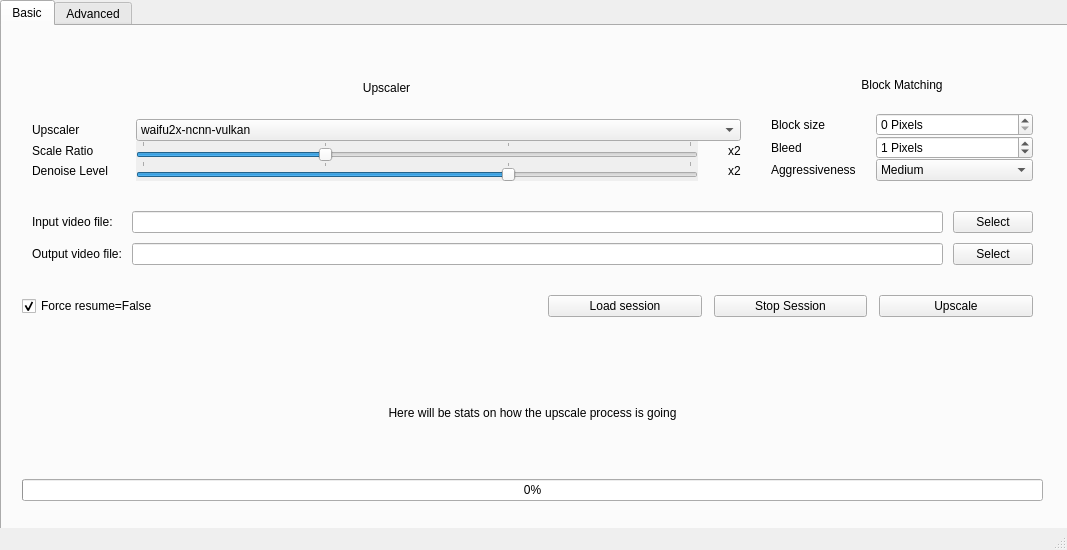
Qt form data/dandere2x-qt-gui.ui (Tremeschin/dandere2x-tremx) before a commit.
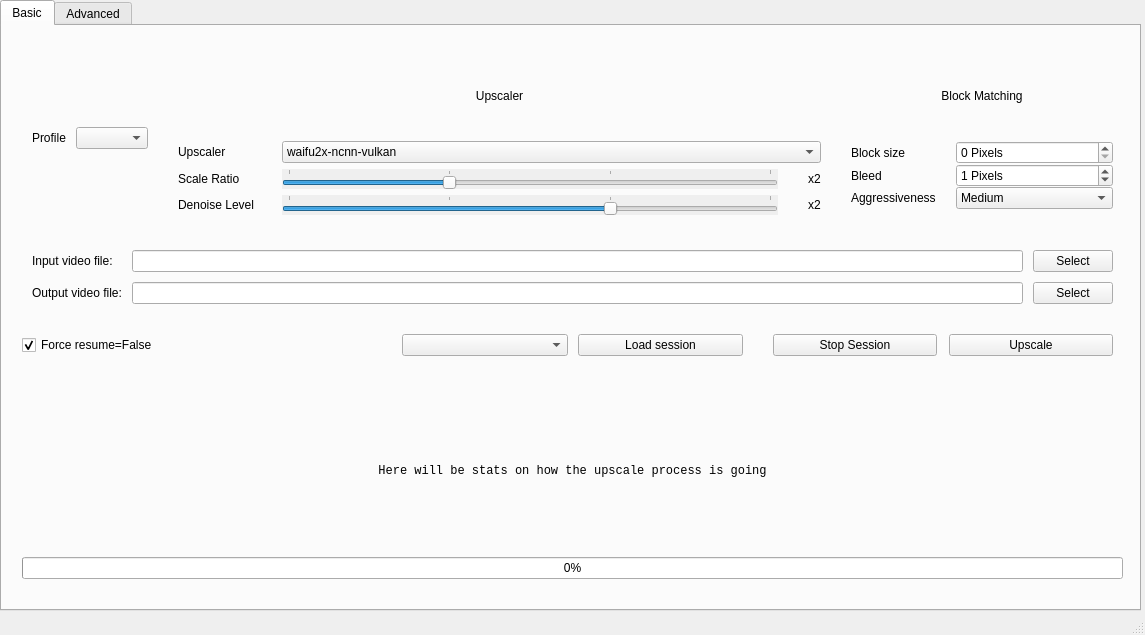
The same form after that commit.

Commit message: Fix a lot of GUI functionality, combobox to load sessions, absolute input / output on QLine, support for different profiles under CLI or GUI (combobox at top), better greeting message, fix dumb af updating label out of the main QThread, realtime stats.

```diff
--- a/data/dandere2x-qt-gui.ui
+++ b/data/dandere2x-qt-gui.ui
@@ -6,8 +6,8 @@
    <rect>
     <x>0</x>
     <y>0</y>
-    <width>1067</width>
-    <height>550</height>
+    <width>1145</width>
+    <height>635</height>
    </rect>
   </property>
   <property name="mouseTracking">
@@ -22,8 +22,8 @@
      <rect>
       <x>0</x>
       <y>0</y>
-      <width>1081</width>
-      <height>531</height>
+      <width>1141</width>
+      <height>611</height>
      </rect>
     </property>
     <property name="currentIndex">
@@ -41,8 +41,8 @@
        <rect>
         <x>0</x>
         <y>0</y>
-        <width>1061</width>
-        <height>495</height>
+        <width>1141</width>
+        <height>573</height>
        </rect>
       </property>
       <layout class="QVBoxLayout" name="verticalLayout_6">
@@ -75,10 +75,40 @@
          <property name="bottomMargin">
           <number>10</number>
          </property>
+         <item>
+          <layout class="QHBoxLayout" name="horizontalLayout_5">
+           <property name="leftMargin">
+            <number>10</number>
+           </property>
+           <property name="topMargin">
+            <number>10</number>
+           </property>
+           <property name="rightMargin">
+            <number>10</number>
+           </property>
+           <property name="bottomMargin">
+            <number>10</number>
+           </property>
+           <item>
+            <widget class="QLabel" name="label_14">
+             <property name="text">
+              <string>Profile</string>
+             </property>
+            </widget>
+           </item>
+           <item>
+            <widget class="QComboBox" name="profile">
+             <property name="sizeAdjustPolicy">
+              <enum>QComboBox::AdjustToContentsOnFirstShow</enum>
+             </property>
+            </widget>
+           </item>
+          </layout>
+         </item>
          <item>
           <layout class="QVBoxLayout" name="verticalLayout_3">
            <property name="spacing">
-            <number>0</number>
+            <number>6</number>
            </property>
            <property name="leftMargin">
             <number>10</number>
@@ -275,7 +305,7 @@
          <item>
           <layout class="QVBoxLayout" name="verticalLayout_2">
            <property name="spacing">
-            <number>0</number>
+            <number>6</number>
            </property>
            <property name="leftMargin">
             <number>10</number>
@@ -481,10 +511,7 @@
           </widget>
          </item>
          <item>
-          <layout class="QHBoxLayout" name="horizontalLayout_8">
-           <property name="spacing">
-            <number>12</number>
-           </property>
+          <layout class="QHBoxLayout" name="horizontalLayout_3">
            <property name="leftMargin">
             <number>10</number>
            </property>
@@ -497,6 +524,9 @@
            <property name="bottomMargin">
             <number>10</number>
            </property>
+           <item>
+            <widget class="QComboBox" name="available_resume_session"/>
+           </item>
            <item>
             <widget class="QPushButton" name="load_session">
              <property name="enabled">
@@ -510,6 +540,25 @@
              </property>
             </widget>
            </item>
+          </layout>
+         </item>
+         <item>
+          <layout class="QHBoxLayout" name="horizontalLayout_8">
+           <property name="spacing">
+            <number>12</number>
+           </property>
+           <property name="leftMargin">
+            <number>10</number>
+           </property>
+           <property name="topMargin">
+            <number>10</number>
+           </property>
+           <property name="rightMargin">
+            <number>10</number>
+           </property>
+           <property name="bottomMargin">
+            <number>10</number>
+           </property>
            <item>
             <widget class="QPushButton" name="stop_session">
              <property name="enabled">
@@ -556,6 +605,11 @@
          </property>
          <item>
           <widget class="QLabel" name="stats">
+           <property name="font">
+            <font>
+             <family>Monospace</family>
+            </font>
+           </property>
            <property name="frameShape">
             <enum>QFrame::NoFrame</enum>
            </property>
```
Left out of the diff: 28 changed lines with no effect on the pictures. The commit also changes 12 other files.
